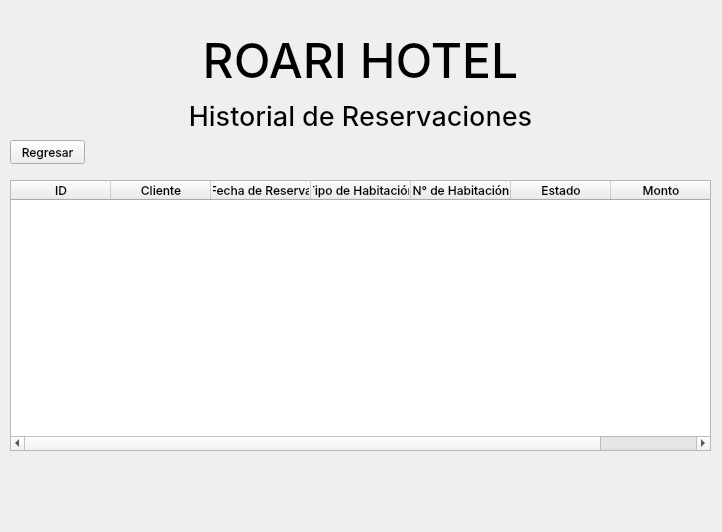
Old version of the form project1/views/ui/historial_reservaciones.ui in the repository Alex300VA24/projectHotel.
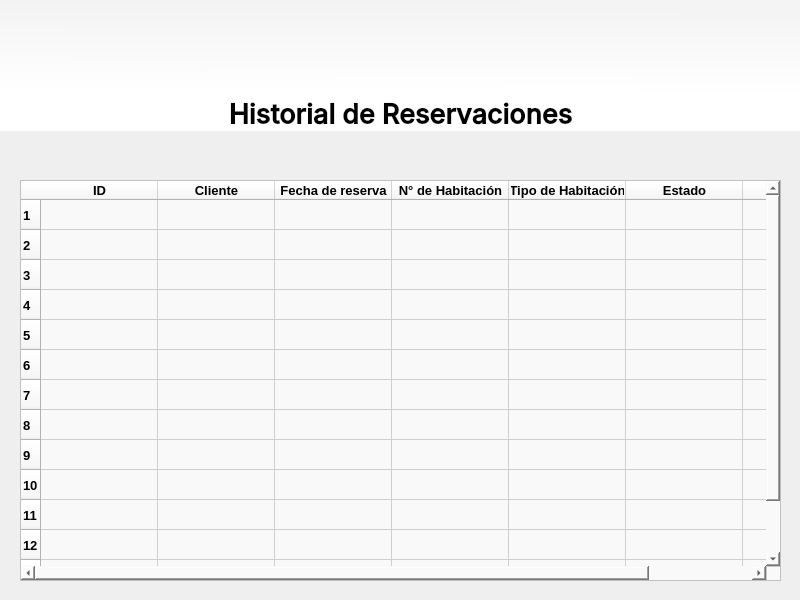
New version of the form. Icons and pictures are not drawn.

Patch:
```diff
--- a/project1/views/ui/historial_reservaciones.ui
+++ b/project1/views/ui/historial_reservaciones.ui
@@ -6,8 +6,8 @@
    <rect>
     <x>0</x>
     <y>0</y>
-    <width>722</width>
-    <height>532</height>
+    <width>800</width>
+    <height>600</height>
    </rect>
   </property>
   <property name="windowTitle">
@@ -17,63 +17,150 @@
    <property name="geometry">
     <rect>
      <x>0</x>
-     <y>20</y>
-     <width>721</width>
-     <height>81</height>
-    </rect>
-   </property>
-   <property name="font">
-    <font>
-     <family>Inter Medium</family>
-     <pointsize>36</pointsize>
-     <italic>false</italic>
-    </font>
-   </property>
-   <property name="text">
-    <string>ROARI HOTEL</string>
-   </property>
-   <property name="alignment">
-    <set>Qt::AlignCenter</set>
-   </property>
-  </widget>
-  <widget class="QLabel" name="label">
-   <property name="geometry">
-    <rect>
-     <x>0</x>
-     <y>100</y>
-     <width>721</width>
-     <height>31</height>
+     <y>-10</y>
+     <width>801</width>
+     <height>141</height>
     </rect>
    </property>
    <property name="font">
     <font>
      <family>Inter Medium</family>
      <pointsize>20</pointsize>
+     <bold>true</bold>
     </font>
    </property>
+   <property name="mouseTracking">
+    <bool>false</bool>
+   </property>
+   <property name="styleSheet">
+    <string notr="true">background-color: qlineargradient(spread:pad, x1:0.514, y1:0.0343182, x2:0.500554, y2:0.727, stop:0 rgba(242, 242, 242, 255), stop:1 rgba(255, 255, 255, 255));</string>
+   </property>
    <property name="text">
     <string>Historial de Reservaciones</string>
    </property>
    <property name="alignment">
-    <set>Qt::AlignCenter</set>
+    <set>Qt::AlignBottom|Qt::AlignHCenter</set>
    </property>
   </widget>
-  <widget class="QTableWidget" name="table_historial">
+  <widget class="QLabel" name="label">
    <property name="geometry">
     <rect>
-     <x>10</x>
+     <x>350</x>
+     <y>10</y>
+     <width>91</width>
+     <height>91</height>
+    </rect>
+   </property>
+   <property name="text">
+    <string/>
+   </property>
+   <property name="pixmap">
+    <pixmap>../../resources/images/logo.jpg</pixmap>
+   </property>
+   <property name="scaledContents">
+    <bool>true</bool>
+   </property>
+  </widget>
+  <widget class="QPushButton" name="btn_regresar">
+   <property name="geometry">
+    <rect>
+     <x>20</x>
+     <y>140</y>
+     <width>31</width>
+     <height>24</height>
+    </rect>
+   </property>
+   <property name="font">
+    <font>
+     <family>Inter Medium</family>
+    </font>
+   </property>
+   <property name="styleSheet">
+    <string notr="true">QPushButton {
+    border: none;
+    background: transparent;
+    padding: 0;
+}
+
+QPushButton:hover {
+    background: transparent;
+}
+
+QPushButton:pressed {
+    background: transparent;
+}
+</string>
+   </property>
+   <property name="text">
+    <string/>
+   </property>
+   <property name="icon">
+    <iconset>
+     <normaloff>../../resources/images/icons/boton-volver.png</normaloff>../../resources/images/icons/boton-volver.png</iconset>
+   </property>
+   <property name="iconSize">
+    <size>
+     <width>24</width>
+     <height>24</height>
+    </size>
+   </property>
+  </widget>
+  <widget class="QTableWidget" name="table_historial_2">
+   <property name="geometry">
+    <rect>
+     <x>20</x>
      <y>180</y>
-     <width>701</width>
-     <height>271</height>
+     <width>761</width>
+     <height>401</height>
     </rect>
    </property>
+   <property name="font">
+    <font>
+     <family>Tahoma</family>
+     <pointsize>10</pointsize>
+     <bold>true</bold>
+    </font>
+   </property>
+   <property name="styleSheet">
+    <string notr="true">background-color: #F9F9F9; /* Fondo del encabezado */</string>
+   </property>
+   <property name="rowCount">
+    <number>14</number>
+   </property>
+   <property name="columnCount">
+    <number>7</number>
+   </property>
+   <attribute name="horizontalHeaderCascadingSectionResizes">
+    <bool>true</bool>
+   </attribute>
+   <attribute name="horizontalHeaderDefaultSectionSize">
+    <number>117</number>
+   </attribute>
+   <attribute name="horizontalHeaderStretchLastSection">
+    <bool>true</bool>
+   </attribute>
+   <row/>
+   <row/>
+   <row/>
+   <row/>
+   <row/>
+   <row/>
+   <row/>
+   <row/>
+   <row/>
+   <row/>
+   <row/>
+   <row/>
+   <row/>
+   <row/>
    <column>
     <property name="text">
      <string>ID</string>
     </property>
     <property name="font">
      <font>
-      <family>Inter Medium</family>
+      <family>Tahoma</family>
+      <pointsize>10</pointsize>
      </font>
     </property>
    </column>
@@ -83,27 +170,19 @@
     </property>
     <property name="font">
      <font>
-      <family>Inter Medium</family>
+      <family>Tahoma</family>
+      <pointsize>10</pointsize>
      </font>
     </property>
    </column>
    <column>
     <property name="text">
-     <string>Fecha de Reserva</string>
+     <string>Fecha de reserva</string>
     </property>
     <property name="font">
      <font>
-      <family>Inter Medium</family>
-     </font>
-    </property>
-   </column>
-   <column>
-    <property name="text">
-     <string>Tipo de Habitación</string>
-    </property>
-    <property name="font">
-     <font>
-      <family>Inter Medium</family>
+      <family>Tahoma</family>
+      <pointsize>10</pointsize>
      </font>
     </property>
    </column>
@@ -113,7 +192,19 @@
     </property>
     <property name="font">
      <font>
-      <family>Inter Medium</family>
+      <family>Tahoma</family>
+      <pointsize>10</pointsize>
+     </font>
+    </property>
+   </column>
+   <column>
+    <property name="text">
+     <string>Tipo de Habitación</string>
+    </property>
+    <property name="font">
+     <font>
+      <family>Tahoma</family>
+      <pointsize>10</pointsize>
      </font>
     </property>
    </column>
@@ -123,7 +214,8 @@
     </property>
     <property name="font">
      <font>
-      <family>Inter Medium</family>
+      <family>Tahoma</family>
+      <pointsize>10</pointsize>
      </font>
     </property>
    </column>
@@ -133,29 +225,12 @@
     </property>
     <property name="font">
      <font>
-      <family>Inter Medium</family>
+      <family>Tahoma</family>
+      <pointsize>10</pointsize>
      </font>
     </property>
    </column>
   </widget>
-  <widget class="QPushButton" name="btn_regresar">
-   <property name="geometry">
-    <rect>
-     <x>10</x>
-     <y>140</y>
-     <width>75</width>
-     <height>24</height>
-    </rect>
-   </property>
-   <property name="font">
-    <font>
-     <family>Inter Medium</family>
-    </font>
-   </property>
-   <property name="text">
-    <string>Regresar</string>
-   </property>
-  </widget>
  </widget>
  <resources/>
  <connections/>
```
